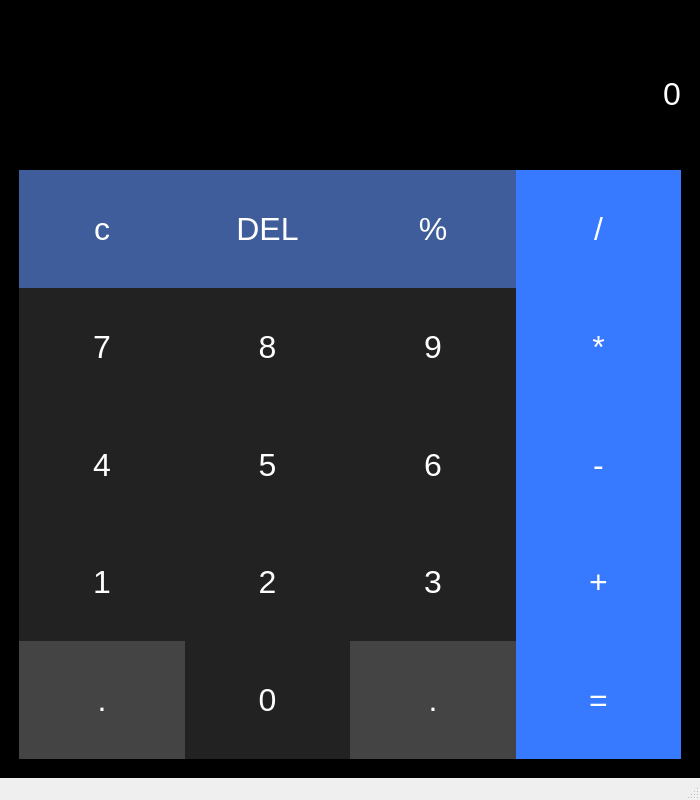
The window that Calculator/mainwindow.ui (Oleh-Hrytsyk/Calculator) describes before a commit, drawn with Qt 5.
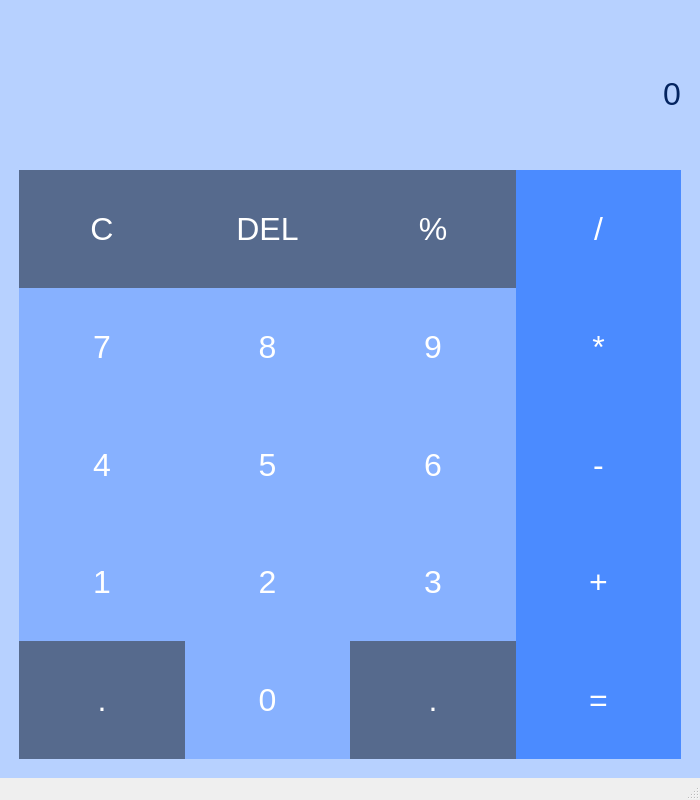
The same window after the commit.

```diff
--- a/Calculator/mainwindow.ui
+++ b/Calculator/mainwindow.ui
@@ -31,7 +31,7 @@
    </property>
    <property name="styleSheet">
     <string notr="true">QWidget{
-	background:black;
+	background:#B7D1FF;
 }</string>
    </property>
    <layout class="QGridLayout" name="gridLayout_2">
@@ -76,7 +76,7 @@
         </property>
         <property name="styleSheet">
          <string notr="true">QLabel{
-	color:white;
+	color: #032460;
 }
 </string>
         </property>
@@ -119,7 +119,7 @@
            <string notr="true">QPushButton{
 	color: white;
 	border: 1px;
-	background: #444;
+	background: #566A8D;
 }
 
 QPushButton::pressed{
@@ -149,7 +149,7 @@
            <string notr="true">QPushButton{
 	color: white;
 	border: 1px;
-	background:rgb(55, 122, 255);
+	background: #4B8BFF;
 }
 QPushButton::pressed{
 	background: rgb(44, 100, 204);
@@ -178,7 +178,7 @@
            <string notr="true">QPushButton{
 	color: white;
 	border: 1px;
-	background:rgb(55, 122, 255);
+	background: #4B8BFF;
 }
 QPushButton::pressed{
 	background: rgb(44, 100, 204);
@@ -207,7 +207,7 @@
            <string notr="true">QPushButton{
 	color: white;
 	border: 1px;
-	background: #222;
+	background: #87B1FF;
 }
 QPushButton::pressed{
 	background: #666;
@@ -236,7 +236,7 @@
            <string notr="true">QPushButton{
 	color: white;
 	border: 1px;
-	background:rgb(55, 122, 255);
+	background: #4B8BFF;
 }
 QPushButton::pressed{
 	background: rgb(44, 100, 204);
@@ -265,7 +265,7 @@
            <string notr="true">QPushButton{
 	color: white;
 	border: 1px;
-	background: #222;
+	background: #87B1FF;
 }
 QPushButton::pressed{
 	background: #666;
@@ -294,7 +294,7 @@
            <string notr="true">QPushButton{
 	color: white;
 	border: 1px;
-	background: #222;
+	background: #87B1FF;
 }
 QPushButton::pressed{
 	background: #666;
@@ -323,7 +323,7 @@
            <string notr="true">QPushButton{
 	color: white;
 	border: 1px;
-	background:rgb(55, 122, 255);
+	background: #4B8BFF;
 }
 QPushButton::pressed{
 	background: rgb(44, 100, 204);
@@ -352,7 +352,7 @@
            <string notr="true">QPushButton{
 	color: white;
 	border: 1px;
-	background: #222;
+	background: #87B1FF;
 }
 QPushButton::pressed{
 	background: #666;
@@ -381,7 +381,7 @@
            <string notr="true">QPushButton{
 	color: white;
 	border: 1px;
-	background: #222;
+	background: #87B1FF;
 }
 QPushButton::pressed{
 	background: #666;
@@ -410,7 +410,7 @@
            <string notr="true">QPushButton{
 	color: white;
 	border: 1px;
-	background: #222;
+	background: #87B1FF;
 }
 QPushButton::pressed{
 	background: #666;
@@ -439,7 +439,7 @@
            <string notr="true">QPushButton{
 	color: white;
 	border: 1px;
-	background:rgb(55, 122, 255);
+	background: #4B8BFF;
 }
 QPushButton::pressed{
 	background: rgb(44, 100, 204);
@@ -468,7 +468,7 @@
            <string notr="true">QPushButton{
 	color: white;
 	border: 1px;
-	background: #222;
+	background: #87B1FF;
 }
 QPushButton::pressed{
 	background: #666;
@@ -497,7 +497,7 @@
            <string notr="true">QPushButton{
 	color: white;
 	border: 1px;
-	background: rgb(63, 93, 154);
+	background: #566A8D;
 }
 
 QPushButton::pressed{
@@ -506,7 +506,7 @@
 }</string>
           </property>
           <property name="text">
-           <string>c</string>
+           <string>C</string>
           </property>
          </widget>
         </item>
@@ -527,7 +527,7 @@
            <string notr="true">QPushButton{
 	color: white;
 	border: 1px;
-	background: rgb(63, 93, 154);
+	background: #566A8D;
 }
 
 QPushButton::pressed{
@@ -557,7 +557,7 @@
            <string notr="true">QPushButton{
 	color: white;
 	border: 1px;
-	background: #222;
+	background: #87B1FF;
 }
 QPushButton::pressed{
 	background: #666;
@@ -586,7 +586,7 @@
            <string notr="true">QPushButton{
 	color: white;
 	border: 1px;
-	background: rgb(63, 93, 154);
+	background: #566A8D;
 }
 
 QPushButton::pressed{
@@ -616,7 +616,7 @@
            <string notr="true">QPushButton{
 	color: white;
 	border: 1px;
-	background: #222;
+	background: #87B1FF;
 }
 QPushButton::pressed{
 	background: #666;
@@ -645,7 +645,7 @@
            <string notr="true">QPushButton{
 	color: white;
 	border: 1px;
-	background: #444;
+	background: #566A8D;
 }
 
 QPushButton::pressed{
@@ -675,7 +675,7 @@
            <string notr="true">QPushButton{
 	color: white;
 	border: 1px;
-	background: #222;
+	background: #87B1FF;
 }
 QPushButton::pressed{
 	background: #666;
```
Left out of the diff: 42 changed lines with no effect on the pictures.
